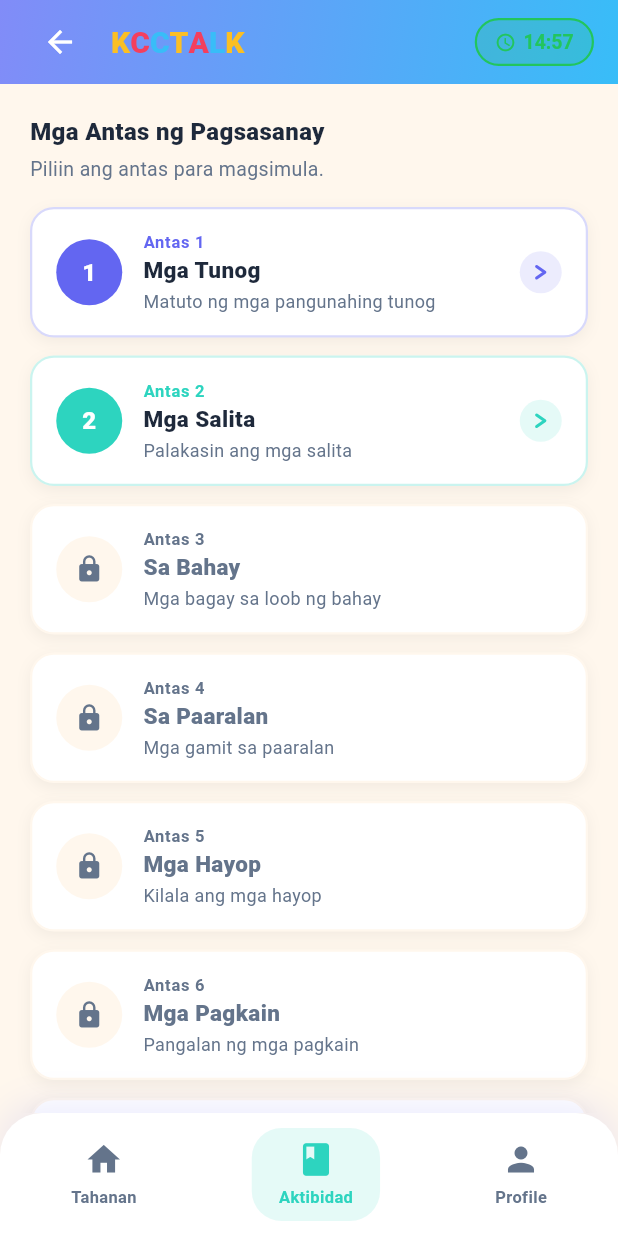
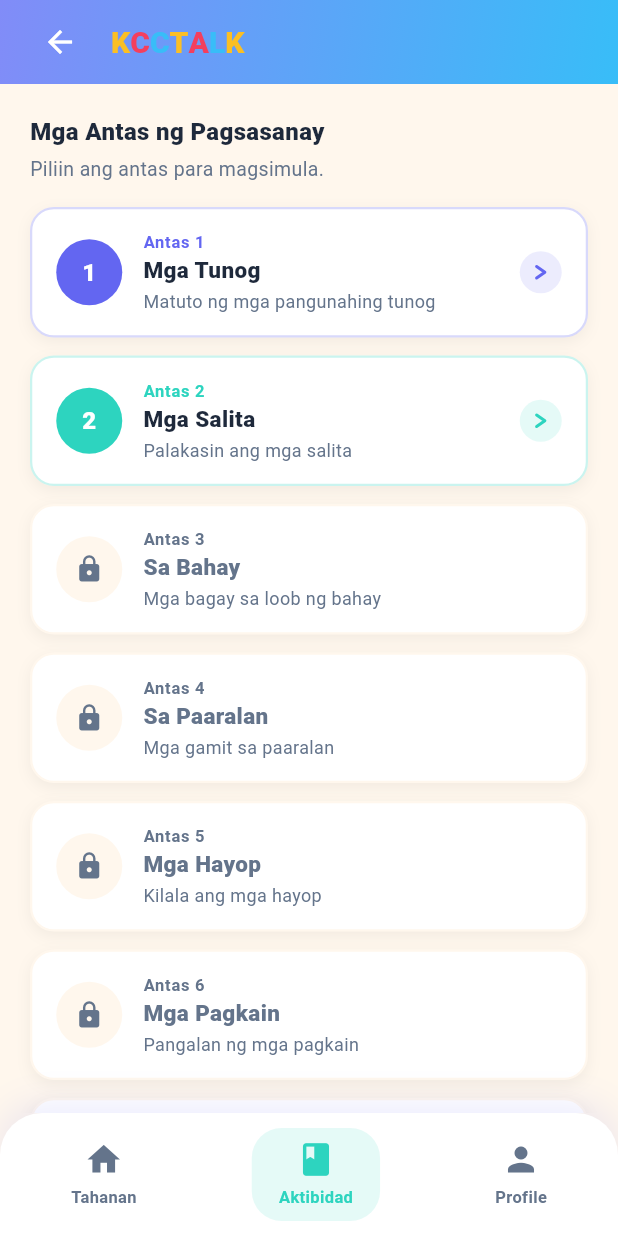
Before and after one commit to arlyngaven/kcctalk, a Flutter app: the HomeScreen screen opened directly with empty values, item 2 of the bottom bar chosen, on a phone screen of 412 x 824 dp. Run offline on Flutter 3.47's test engine with Material 3 defaults, Android fonts, the phone set to English and light mode, and no system bars; our stand-ins replace shared_preferences, sqflite; accounts and stored records are empty.

Commit message:
Add files via upload

```diff
--- a/lib/screens/home_screen.dart
+++ b/lib/screens/home_screen.dart
@@ -85,11 +85,7 @@ class _HomeScreenState extends State<HomeScreen>
   String _fmt(int s) =>
       '${(s~/60).toString().padLeft(2,'0')}:${(s%60).toString().padLeft(2,'0')}';
 
-  Color get _timerColor {
-    if (_remaining>300) return KCCColors.green;
-    if (_remaining>60)  return KCCColors.yellow;
-    return KCCColors.coral;
-  }
+
 
   @override
   Widget build(BuildContext context) {
@@ -133,23 +129,7 @@ class _HomeScreenState extends State<HomeScreen>
               // Pangalan ng app
               Row(children:_colorLetters('KCCTALK',20)),
               const Spacer(),
-              // Timer pill (only shown outside Tahanan tab)
-              if (_navIdx != 0)
-              AnimatedContainer(
-                duration:const Duration(milliseconds:400),
-                padding:const EdgeInsets.symmetric(horizontal:12,vertical:6),
-                decoration:BoxDecoration(
-                  color:_timerColor.withAlpha((255*(0.18)).round()),
-                  borderRadius:BorderRadius.circular(20),
-                  border:Border.all(color:_timerColor,width:1.5)),
-                child:Row(mainAxisSize:MainAxisSize.min,children:[
-                  KCCClockIcon(size:14,color:_timerColor),
-                  const SizedBox(width:5),
-                  Text(_fmt(_remaining),
-                      style:TextStyle(fontSize:13,
-                          fontWeight:FontWeight.w700,color:_timerColor)),
-                ]),
-              ),
+
             ]),
           ),
           // ── Body ────────────────────────────────────────────────────────
@@ -314,10 +294,14 @@ class _TahananTabState extends State<_TahananTab> {
               ),
             ),
             const SizedBox(height: 6),
-            Row(mainAxisAlignment: MainAxisAlignment.spaceBetween, children: [
-              Text('${(ratio * 100).round()}% nagamit',
-                  style: TextStyle(color: Colors.white.withAlpha((255*(0.75)).round()),
-                      fontSize: 11, fontWeight: FontWeight.w600)),
+            Row(children: [
+              Expanded(
+                child: Text('${(ratio * 100).round()}% nagamit',
+                    overflow: TextOverflow.ellipsis,
+                    style: TextStyle(color: Colors.white.withAlpha((255*(0.75)).round()),
+                        fontSize: 11, fontWeight: FontWeight.w600)),
+              ),
+              const SizedBox(width: 8),
               Text('${widget.profile.screenTimeLimitMinutes} min / araw',
                   style: TextStyle(color: Colors.white.withAlpha((255*(0.75)).round()),
                       fontSize: 11, fontWeight: FontWeight.w600)),
```
Also changed, not shown: lib/screens/profile_screen.dart (+19 -19 lines).
